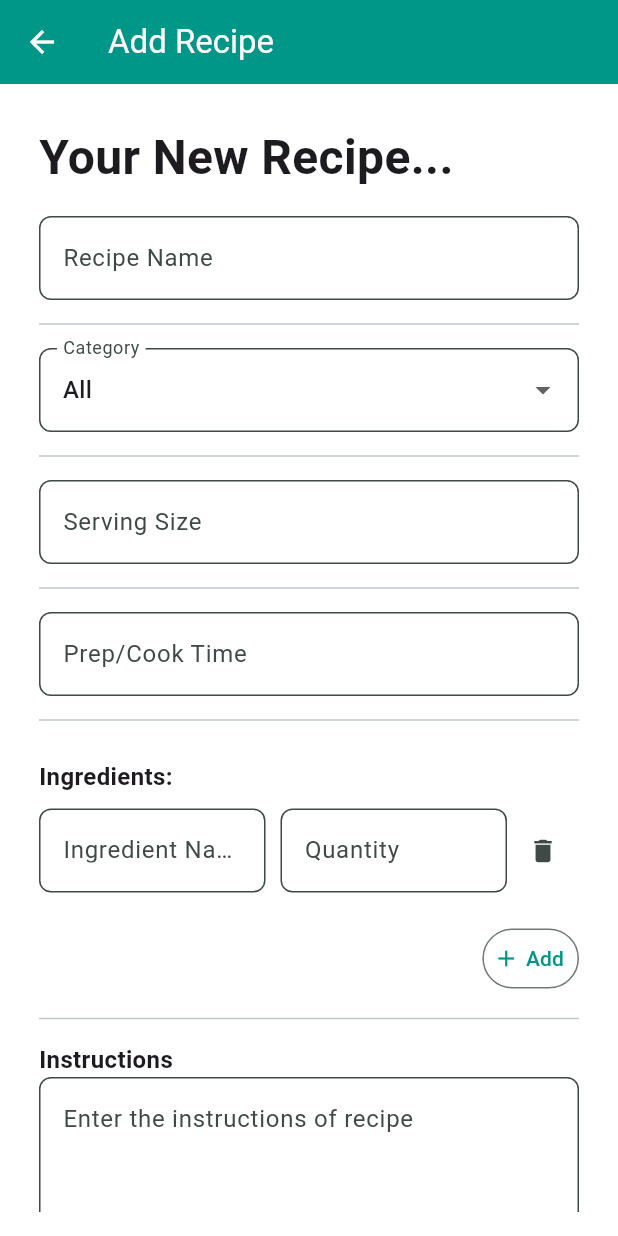
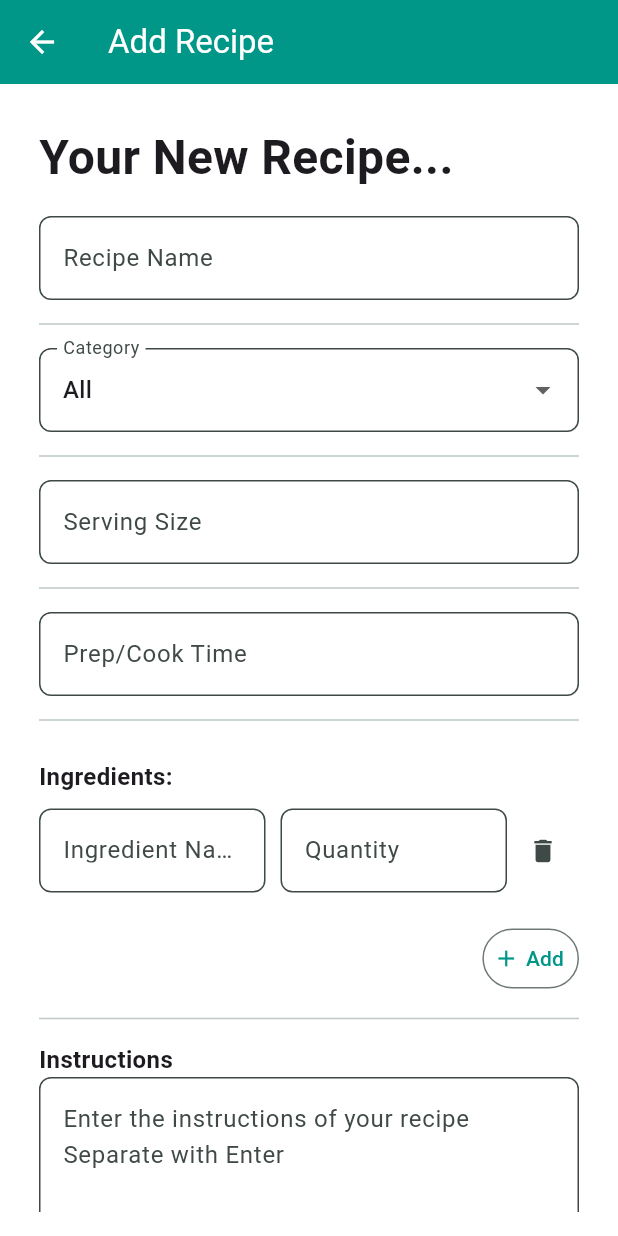
Before and after one commit to darlynvp/recipe-organizer, a Flutter app: the screen it shows after launch, item 2 of the bottom bar chosen, on a phone screen of 412 x 824 dp. Run offline on Flutter 3.47's test engine with Material 3 defaults, Android fonts, the phone set to English and light mode, and no system bars; network calls fail; Roboto replaces fonts that are missing (SF Pro).

```diff
--- a/lib/add_recipe_form.dart
+++ b/lib/add_recipe_form.dart
@@ -183,7 +183,7 @@ class _AddRecipeFormState extends State<AddRecipeForm> {
                     TextFormField(
                       controller: instructionsC,
                       decoration: const InputDecoration(
-                        hintText: 'Enter the instructions of recipe',
+                        hintText: 'Enter the instructions of your recipe \nSeparate with Enter',
                       ),
                       maxLines: 4,
                     ),
--- a/lib/recipe_detail_page.dart
+++ b/lib/recipe_detail_page.dart
@@ -66,6 +66,7 @@ class _RecipeDetailPageState extends State<RecipeDetailPage> with SingleTickerPr
               ),
               child: TabBar(
                 controller: _tabController,
+                indicatorSize: TabBarIndicatorSize.tab,
                 indicator: BoxDecoration(
                   borderRadius: BorderRadius.circular(20),
                   color: const Color(0xFF21808D),
```
